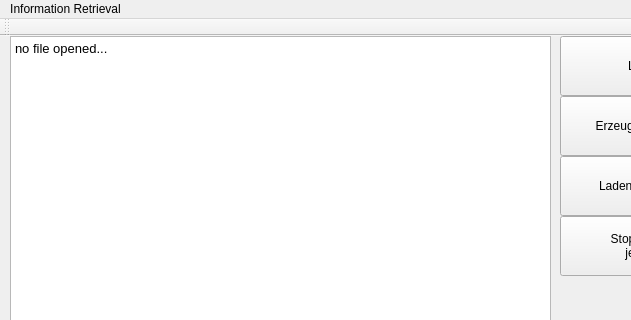
Old version of the form mainwindow.ui in the repository CalamariFritti/InformationRetrieval; both pictures show x 0 to 631 and y 0 to 320 of the 800 by 600 pixel window.
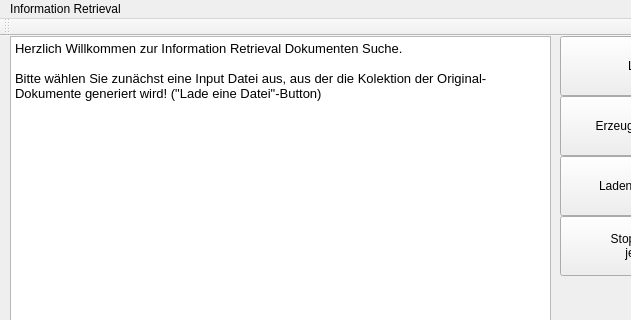
New version of the form.

```diff
--- a/mainwindow.ui
+++ b/mainwindow.ui
@@ -28,7 +28,9 @@
 &lt;html&gt;&lt;head&gt;&lt;meta name=&quot;qrichtext&quot; content=&quot;1&quot; /&gt;&lt;style type=&quot;text/css&quot;&gt;
 p, li { white-space: pre-wrap; }
 &lt;/style&gt;&lt;/head&gt;&lt;body style=&quot; font-family:'Ubuntu'; font-size:10pt; font-weight:400; font-style:normal;&quot;&gt;
-&lt;p style=&quot; margin-top:0px; margin-bottom:0px; margin-left:0px; margin-right:0px; -qt-block-indent:0; text-indent:0px;&quot;&gt;no file opened...&lt;/p&gt;&lt;/body&gt;&lt;/html&gt;</string>
+&lt;p style=&quot; margin-top:0px; margin-bottom:0px; margin-left:0px; margin-right:0px; -qt-block-indent:0; text-indent:0px;&quot;&gt;Herzlich Willkommen zur Information Retrieval Dokumenten Suche.&lt;/p&gt;
+&lt;p style=&quot;-qt-paragraph-type:empty; margin-top:0px; margin-bottom:0px; margin-left:0px; margin-right:0px; -qt-block-indent:0; text-indent:0px;&quot;&gt;&lt;br /&gt;&lt;/p&gt;
+&lt;p style=&quot; margin-top:0px; margin-bottom:0px; margin-left:0px; margin-right:0px; -qt-block-indent:0; text-indent:0px;&quot;&gt;Bitte wählen Sie zunächst eine Input Datei aus, aus der die Kolektion der Original-Dokumente generiert wird! (&amp;quot;Lade eine Datei&amp;quot;-Button)&lt;/p&gt;&lt;/body&gt;&lt;/html&gt;</string>
     </property>
    </widget>
    <widget class="QPushButton" name="eliminateStopWords">
```
Left out of the diff: 2 changed lines with no effect on the pictures.
